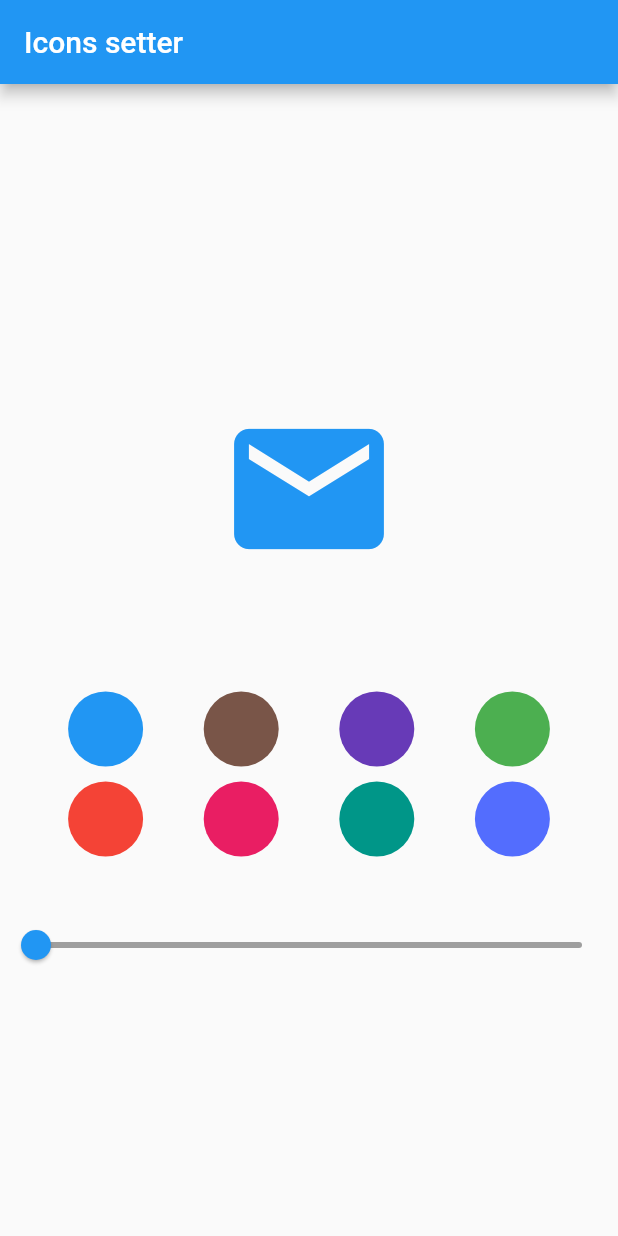
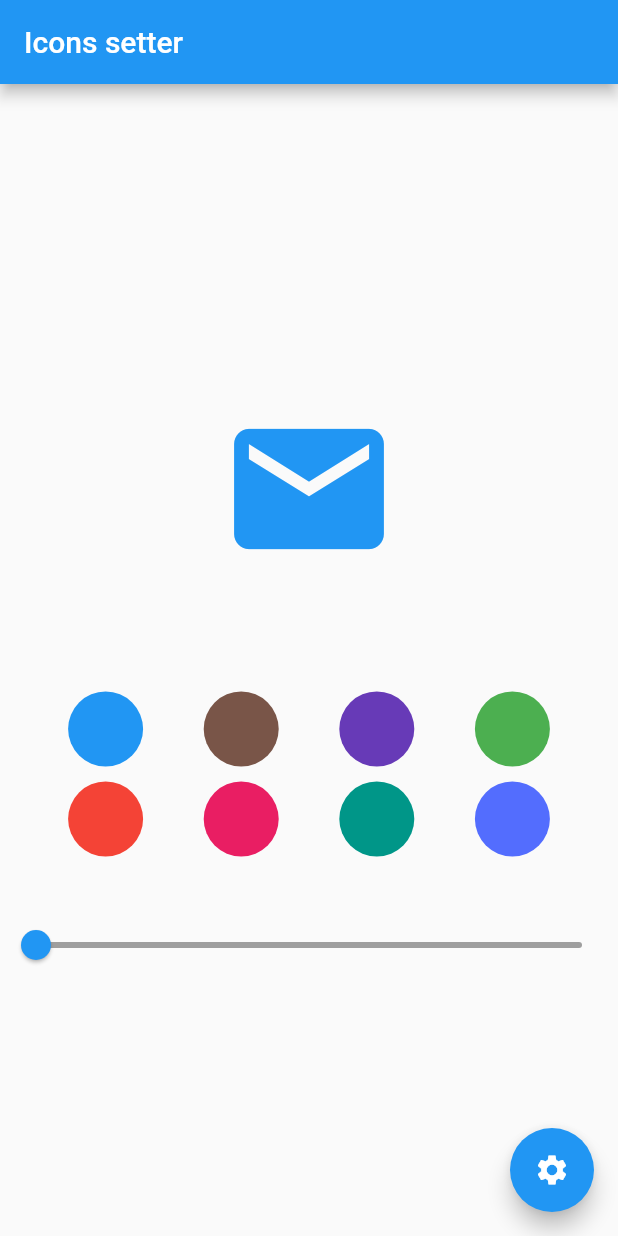
Before and after one commit to ShridharBanavasi1997/riverpod_hive_goroute, a Flutter app: the screen it shows after launch, on a phone screen of 412 x 824 dp. Run offline on Flutter 3.47's test engine with Material 2 defaults, Android fonts, the phone set to English and light mode, and no system bars; our stand-ins replace flutter_riverpod, get_it, go_router, hive, riverpod; accounts and stored records are empty.

Commit message:
added git_it, goRoute etc

```diff
--- a/lib/app_dependency.dart
+++ b/lib/app_dependency.dart
@@ -1,6 +1,7 @@
 import 'package:get_it/get_it.dart';
 
 import 'data/database/app_database.dart';
+import 'data/providers/state_management_providers.dart';
 
 class AppDependency{
   AppDependency._();
@@ -15,6 +16,9 @@ class AppDependency{
     await appDatabase.initialize();
 
     getItInstance.registerSingleton(appDatabase);
+
+    StateManagementProviders state = StateManagementProviders();
+    getItInstance.registerSingleton(state);
     }catch(e){
       print("Failed to initialize");
     }
--- a/lib/data/database/daos/state_data_daos.dart
+++ b/lib/data/database/daos/state_data_daos.dart
@@ -10,7 +10,7 @@ class SateDataDao{
 
   void addState(StateData data){
     clear();
-    _stateDataBox.put(Key,data);
+    _stateDataBox.add(data);
   }
 
   StateData? getState(){
@@ -21,4 +21,5 @@ class SateDataDao{
     await _stateDataBox.clear();
   }
 
+
 }
--- a/lib/data/providers/state_management_providers_interface.dart
+++ b/lib/data/providers/state_management_providers_interface.dart
@@ -1,8 +1,5 @@
 import 'package:flutter/material.dart';
 
 abstract class StateManagementProvidersInterface{
-  Color getColor();
-  void setColor(Color color);
-  int getSize();
-  void setSize();
+
 }
--- a/lib/main.dart
+++ b/lib/main.dart
@@ -1,29 +1,33 @@
 import 'package:flutter/material.dart';
 import 'package:flutter_riverpod/flutter_riverpod.dart';
-import 'package:riverpod_sample/modules/editicon/edit_icon.dart';
+import 'package:riverpod_sample/route/router.dart';
 
 import 'app_dependency.dart';
 
-void main() async{
+void main() async {
   WidgetsFlutterBinding.ensureInitialized();
   final appDependency = AppDependency.instance;
   await appDependency.initialize();
 
-  runApp(const ProviderScope(child: MyApp()));
+  runApp(MyApp());
 }
 
 class MyApp extends StatelessWidget {
-  const MyApp({super.key});
+  MyApp({super.key});
+
+  final AppRouter appRouter = AppRouter();
 
   // This widget is the root of your application.
   @override
   Widget build(BuildContext context) {
-    return MaterialApp(
+    return ProviderScope(
+        child: MaterialApp.router(
       title: 'RiverPod Sample App',
       theme: ThemeData(
         primarySwatch: Colors.blue,
       ),
-      home: EditIcon(),
-    );
+      routeInformationParser: appRouter.goRouter.routeInformationParser,
+      routerDelegate: appRouter.goRouter.routerDelegate,
+    ));
   }
 }
--- a/lib/modules/editicon/edit_icon.dart
+++ b/lib/modules/editicon/edit_icon.dart
@@ -1,10 +1,11 @@
 import 'package:flutter/material.dart';
 import 'package:flutter_riverpod/flutter_riverpod.dart';
-import 'package:riverpod_sample/data/model/state_model.dart';
+import 'package:go_router/go_router.dart';
 import 'package:riverpod_sample/modules/editicon/editicon_controller.dart';
 import 'package:vector_math/vector_math_64.dart' show Vector3;
 
 import '../../data/database/models/state_data.dart';
+import '../../route/app_route_names.dart';
 import '../../widget/circle_widget.dart';
 
 class EditIcon extends ConsumerWidget {
@@ -122,6 +123,15 @@ class EditIcon extends ConsumerWidget {
           )
         ],
       ),
+      floatingActionButton: FloatingActionButton(
+        onPressed: () {
+          context.go(AppRouth.selectIcon.routePath);
+        },
+        child: Icon(
+          Icons.settings,
+          color: Colors.white
+        ),
+      ),
     );
   }
 }
--- a/lib/modules/editicon/editicon_controller.dart
+++ b/lib/modules/editicon/editicon_controller.dart
@@ -5,10 +5,12 @@ import 'package:riverpod_sample/app_dependency.dart';
 import '../../data/database/app_database.dart';
 import '../../data/database/models/state_data.dart';
 import '../../data/model/state_model.dart';
+import '../../data/providers/state_management_providers.dart';
 
 class EditIconController{
 
-  final stateProvider = StateNotifierProvider<StateModelNotifier,StateData>((ref){
-    return StateModelNotifier(initState:AppDependency.instance.getItInstance.get<AppDatabase>().stateDataDao.getState()??StateData(icon:Icons.email.codePoint,color: Colors.blue.value,size: 5));
-  });
+  final stateProvider = AppDependency.instance.getItInstance.get<StateManagementProviders>().stateProvider;
+  // final stateProvider = StateNotifierProvider<StateModelNotifier,StateData>((ref){
+  //   return StateModelNotifier(initState:AppDependency.instance.getItInstance.get<AppDatabase>().stateDataDao.getState()??StateData(icon:Icons.email.codePoint,color: Colors.blue.value,size: 5));
+  // });
 }
--- /dev/null
+++ b/lib/route/app_route_names.dart
@@ -0,0 +1,8 @@
+enum AppRouth{
+  editIcon._(routeName:"Edit-Icon",routePath:"/"),
+  selectIcon._(routeName:"Select-Icon",routePath:"/select_path");
+
+  const AppRouth._({required this.routeName, required this.routePath});
+  final String routeName;
+  final String routePath;
+}
--- /dev/null
+++ b/lib/route/router.dart
@@ -0,0 +1,24 @@
+import 'package:go_router/go_router.dart';
+import 'package:riverpod_sample/modules/selecticon/select_icon.dart';
+import 'package:riverpod_sample/route/app_route_names.dart';
+
+import '../modules/editicon/edit_icon.dart';
+
+class AppRouter {
+  final goRouter = GoRouter(
+    routes: [
+      GoRoute(
+          name: AppRouth.editIcon.routeName,
+          path: AppRouth.editIcon.routePath,
+          builder: (_, GoRouterState state) {
+            return EditIcon();
+          }),
+      GoRoute(
+          name: AppRouth.selectIcon.routeName,
+          path: AppRouth.selectIcon.routePath,
+          builder: (_, GoRouterState state) {
+            return SelectIcons();
+          })
+    ],
+  );
+}
```
Also changed, not shown: lib/data/providers/state_management_providers.dart (+10 -22 lines), lib/modules/selecticon/select_icon.dart (added, +44 -0 lines), lib/modules/selecticon/selecticon_controller.dart (added, +9 -0 lines).
